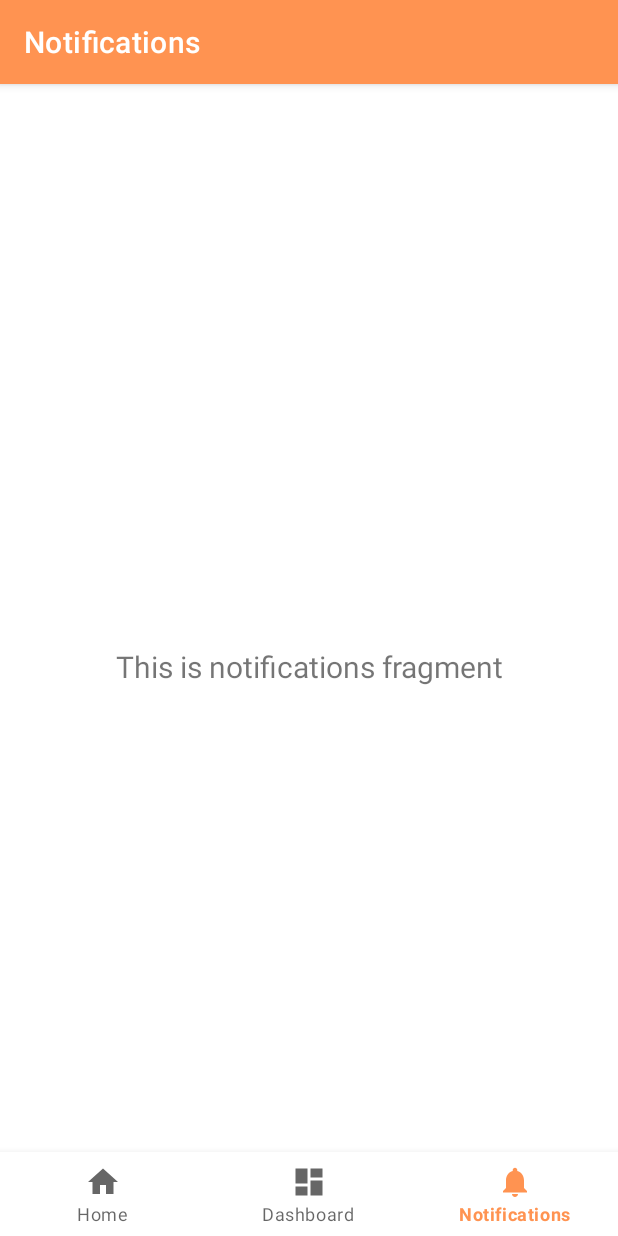
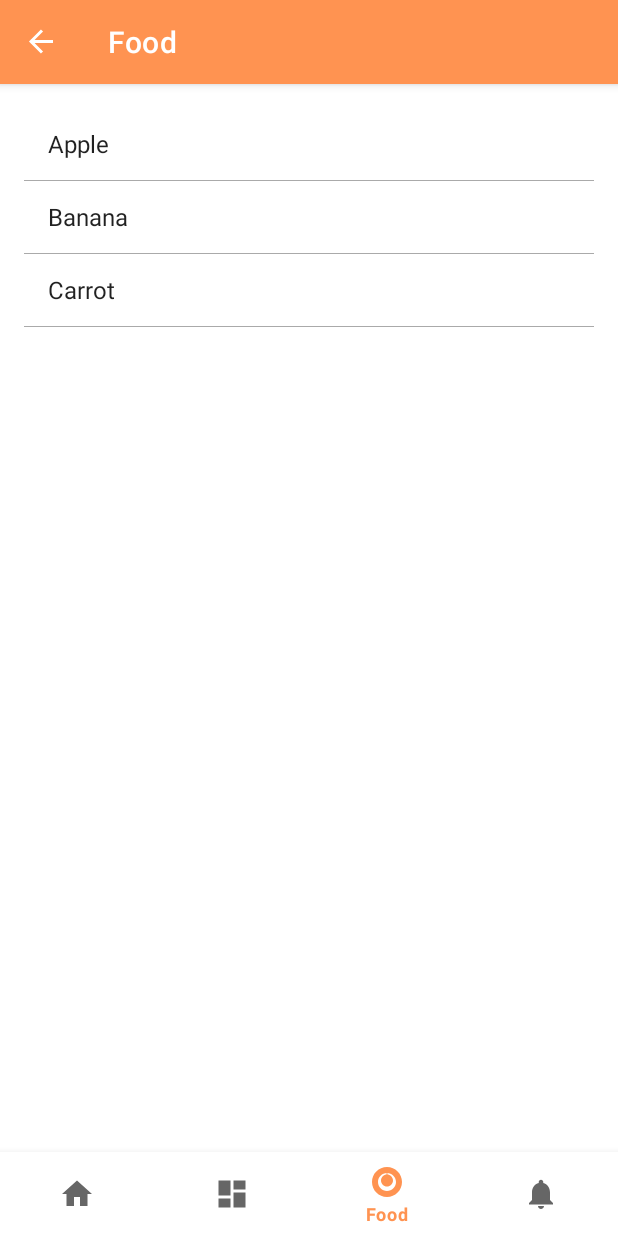
Before and after one commit to oussamaZAAM/Nutrilab-App, an Android app: the screen it shows after launch (MainActivity), item 3 of the bottom bar chosen, on a phone screen of 412 x 824 dp. Run offline under Robolectric (Android 15) with nearby library versions, the phone set to English and light mode, and no system bars; our stand-ins replace navigation-ui.

Commit message:
Add Foods Page v1

```diff
--- a/app/src/main/java/com/example/nutrilab/ui/dashboard/DashboardFragment.java
+++ b/app/src/main/java/com/example/nutrilab/ui/dashboard/DashboardFragment.java
@@ -2,7 +2,6 @@ package com.example.nutrilab.ui.dashboard;
 
 import android.annotation.SuppressLint;
 import android.os.Bundle;
-import android.util.Log;
 import android.view.LayoutInflater;
 import android.view.View;
 import android.view.ViewGroup;
--- /dev/null
+++ b/app/src/main/java/com/example/nutrilab/ui/food/FoodFragment.java
@@ -0,0 +1,113 @@
+package com.example.nutrilab.ui.food;
+
+import android.os.Bundle;
+import android.util.Log;
+import android.view.LayoutInflater;
+import android.view.View;
+import android.view.ViewGroup;
+import android.widget.AdapterView;
+import android.widget.ArrayAdapter;
+import android.widget.Button;
+import android.widget.EditText;
+import android.widget.LinearLayout;
+import android.widget.ListView;
+import android.widget.TextView;
+
+import androidx.annotation.NonNull;
+import androidx.annotation.Nullable;
+import androidx.fragment.app.Fragment;
+
+import com.example.nutrilab.R;
+
+import java.util.ArrayList;
+
+public class FoodFragment extends Fragment {
+    private static final String TAG = "FoodFragment";
+
+    private ListView foodListView;
+    private FoodListAdapter foodListAdapter;
+    private ArrayList<String> foodList;
+
+    private LinearLayout stagingBox;
+    private TextView selectedFoodTextView;
+    private EditText gramsEditText;
+    private Button confirmButton;
+    private Button cancelButton;
+
+    private ListView chosenFoodListView;
+    private ArrayAdapter<String> chosenFoodListAdapter;
+    private ArrayList<String> chosenFoodList;
+
+    @Nullable
+    @Override
+    public View onCreateView(@NonNull LayoutInflater inflater, @Nullable ViewGroup container, @Nullable Bundle savedInstanceState) {
+        View view = inflater.inflate(R.layout.fragment_food, container, false);
+
+        foodListView = view.findViewById(R.id.food_list_view);
+        selectedFoodTextView = view.findViewById(R.id.selected_food_text_view);
+        stagingBox = view.findViewById(R.id.staging_box);
+        gramsEditText = view.findViewById(R.id.grams_edit_text);
+        confirmButton = view.findViewById(R.id.confirm_button);
+        cancelButton = view.findViewById(R.id.cancel_button);
+        chosenFoodListView = view.findViewById(R.id.chosen_food_list_view);
+
+        foodList = new ArrayList<>();
+        foodList.add("Apple");
+        foodList.add("Banana");
+        foodList.add("Carrot");
+        // Add more food items here
+
+        foodListAdapter = new FoodListAdapter(getContext(), android.R.layout.simple_list_item_1, foodList);
+        foodListView.setAdapter(foodListAdapter);
+
+        chosenFoodList = new ArrayList<>();
+        chosenFoodListAdapter = new ArrayAdapter<>(getContext(), android.R.layout.simple_list_item_1, chosenFoodList);
+        chosenFoodListView.setAdapter(chosenFoodListAdapter);
+
+        foodListView.setOnItemClickListener(new AdapterView.OnItemClickListener() {
+            @Override
+            public void onItemClick(AdapterView<?> parent, View view, int position, long id) {
+                String selectedFood = foodList.get(position);
+                stagingBox.setVisibility(View.VISIBLE);
+                selectedFoodTextView.setText(selectedFood);
+                gramsEditText.requestFocus();
+            }
+        });
+
+        confirmButton.setOnClickListener(new View.OnClickListener() {
+            @Override
+            public void onClick(View v) {
+                String food = selectedFoodTextView.getText().toString();
+                String grams = gramsEditText.getText().toString();
+                if (!food.isEmpty() && !grams.isEmpty()) {
+                    chosenFoodList.add(food + " - " + grams + "g");
+                    chosenFoodListAdapter.notifyDataSetChanged();
+                    foodListAdapter.disableFoodItem(food);
+                    gramsEditText.setText("");
+                    stagingBox.setVisibility(View.GONE);
+                }
+            }
+        });
+
+        cancelButton.setOnClickListener(new View.OnClickListener() {
+            @Override
+            public void onClick(View v) {
+                selectedFoodTextView.setText("");
+                gramsEditText.setText("");
+                stagingBox.setVisibility(View.GONE);
+            }
+        });
+
+        chosenFoodListView.setOnItemClickListener(new AdapterView.OnItemClickListener() {
+            @Override
+            public void onItemClick(AdapterView<?> parent, View view, int position, long id) {
+                String foodItem = chosenFoodList.get(position).split(" - ")[0];
+                chosenFoodList.remove(position);
+                chosenFoodListAdapter.notifyDataSetChanged();
+                foodListAdapter.enableFoodItem(foodItem);
+            }
+        });
+
+        return view;
+    }
+}
--- /dev/null
+++ b/app/src/main/java/com/example/nutrilab/ui/food/FoodListAdapter.java
@@ -0,0 +1,69 @@
+package com.example.nutrilab.ui.food;
+
+import android.content.Context;
+import android.graphics.drawable.Drawable;
+import android.view.LayoutInflater;
+import android.view.View;
+import android.view.ViewGroup;
+import android.widget.ArrayAdapter;
+import android.widget.TextView;
+
+import androidx.annotation.NonNull;
+import androidx.annotation.Nullable;
+
+import com.example.nutrilab.R;
+
+import java.util.ArrayList;
+import java.util.HashSet;
+import java.util.Set;
+
+public class FoodListAdapter extends ArrayAdapter<String> {
+
+    private ArrayList<String> foodList;
+    private Set<String> disabledFoodItems;
+
+    public FoodListAdapter(@NonNull Context context, int resource, ArrayList<String> foodList) {
+        super(context, resource, foodList);
+        this.foodList = foodList;
+        this.disabledFoodItems = new HashSet<>();
+    }
+
+    @NonNull
+    @Override
+    public View getView(int position, @Nullable View convertView, @NonNull ViewGroup parent) {
+        String foodItem = getItem(position);
+
+        if (convertView == null) {
+            convertView = LayoutInflater.from(getContext()).inflate(android.R.layout.simple_list_item_1, parent, false);
+        }
+
+        TextView foodNameTextView = convertView.findViewById(android.R.id.text1);
+        foodNameTextView.setText(foodItem);
+
+        if (disabledFoodItems.contains(foodItem)) {
+            convertView.setEnabled(false);
+            convertView.setAlpha(0.5f);
+        } else {
+            convertView.setEnabled(true);
+            convertView.setAlpha(1.0f);
+        }
+
+        return convertView;
+    }
+
+    @Override
+    public boolean isEnabled(int position) {
+        String foodItem = getItem(position);
+        return !disabledFoodItems.contains(foodItem);
+    }
+
+    public void disableFoodItem(String foodItem) {
+        disabledFoodItems.add(foodItem);
+        notifyDataSetChanged();
+    }
+
+    public void enableFoodItem(String foodItem) {
+        disabledFoodItems.remove(foodItem);
+        notifyDataSetChanged();
+    }
+}
--- /dev/null
+++ b/app/src/main/res/drawable/ic_food_black_24dp.xml
@@ -0,0 +1,15 @@
+<vector xmlns:android="http://schemas.android.com/apk/res/android"
+    android:width="24dp"
+    android:height="24dp"
+    android:viewportWidth="24"
+    android:viewportHeight="24">
+
+    <path
+        android:fillColor="#FF000000"
+        android:pathData="M12,2C6.48,2 2,6.48 2,12s4.48,10 10,10 10,-4.48 10,-10S17.52,2 12,2zM12,18c-3.31,0 -6,-2.69 -6,-6s2.69,-6 6,-6 6,2.69 6,6 -2.69,6 -6,6zm0,-11c-2.21,0 -4,1.79 -4,4s1.79,4 4,4 4,-1.79 4,-4 -1.79,-4 -4,-4z" />
+
+    <path
+        android:fillColor="#FFA500"
+        android:pathData="M11.75,6L11.25,14H12.75L12.25,6H11.75Z" />
+
+</vector>
--- /dev/null
+++ b/app/src/main/res/drawable/shadow_background.xml
@@ -0,0 +1,16 @@
+<?xml version="1.0" encoding="utf-8"?>
+<shape
+    xmlns:android="http://schemas.android.com/apk/res/android"
+    android:shape="rectangle"
+    >
+
+    <!-- view border color and width -->
+    <stroke
+        android:width="1dip"
+        android:color="#a4a2a2" >
+    </stroke>
+
+    <corners android:radius="30px">
+
+    </corners>
+</shape>
--- /dev/null
+++ b/app/src/main/res/layout/fragment_food.xml
@@ -0,0 +1,87 @@
+<?xml version="1.0" encoding="utf-8"?>
+<LinearLayout xmlns:android="http://schemas.android.com/apk/res/android"
+    xmlns:app="http://schemas.android.com/apk/res-auto"
+    xmlns:tools="http://schemas.android.com/tools"
+    android:layout_width="match_parent"
+    android:layout_height="match_parent"
+    android:orientation="vertical"
+    android:padding="16dp">
+
+    <ListView
+        android:id="@+id/food_list_view"
+        android:layout_width="match_parent"
+        android:layout_height="0dp"
+        android:layout_weight="1"
+        android:divider="@android:color/darker_gray"
+        android:dividerHeight="0.5dp" />
+
+    <LinearLayout
+        android:id="@+id/staging_box"
+        android:visibility="gone"
+        android:layout_width="match_parent"
+        android:layout_height="wrap_content"
+        android:orientation="vertical"
+        android:background="@drawable/shadow_background"
+        android:paddingTop="8dp">
+
+            <LinearLayout
+                android:layout_width="match_parent"
+                android:layout_height="wrap_content"
+                android:focusable="true"
+                android:focusableInTouchMode="true"
+                android:orientation="horizontal">
+                <TextView
+                    android:id="@+id/selected_food_text_view"
+                    android:layout_width="0dp"
+                    android:layout_height="wrap_content"
+                    android:layout_weight="1"
+                    android:textColor="@color/black"
+                    android:fontFamily="@font/poppinsbold"
+                    android:textAlignment="center"
+                    android:textSize="18sp" />
+
+                <EditText
+                    android:id="@+id/grams_edit_text"
+                    android:layout_width="0dp"
+                    android:layout_height="wrap_content"
+                    android:layout_weight="1"
+                    android:background="@drawable/edittext_border"
+                    android:paddingHorizontal="10dp"
+                    android:paddingVertical="3dp"
+                    android:hint="Grams"
+                    android:inputType="number" />
+            </LinearLayout>
+
+            <LinearLayout
+                android:layout_width="match_parent"
+                android:layout_height="wrap_content"
+                android:orientation="horizontal"
+                android:layout_marginVertical="5dp"
+                android:gravity="center">
+                <Button
+                    android:id="@+id/confirm_button"
+                    android:layout_width="wrap_content"
+                    android:layout_height="wrap_content"
+                    android:layout_marginHorizontal="10dp"
+                    android:text="Confirm" />
+
+                <Button
+                    android:id="@+id/cancel_button"
+                    android:layout_width="wrap_content"
+                    android:layout_height="wrap_content"
+                    android:layout_marginHorizontal="10dp"
+                    android:textColor="@color/main_color"
+                    android:backgroundTint="@color/white"
+                    android:text="Cancel" />
+            </LinearLayout>
+    </LinearLayout>
+
+    <ListView
+        android:id="@+id/chosen_food_list_view"
+        android:layout_width="match_parent"
+        android:layout_height="0dp"
+        android:layout_weight="1"
+        android:divider="@android:color/darker_gray"
+        android:dividerHeight="0.5dp" />
+
+</LinearLayout>
--- a/app/src/main/res/menu/bottom_nav_menu.xml
+++ b/app/src/main/res/menu/bottom_nav_menu.xml
@@ -12,6 +12,11 @@
         android:title="@string/title_dashboard" />
 
     <item
+        android:id="@+id/navigation_food"
+        android:icon="@drawable/ic_food_black_24dp"
+        android:title="@string/title_food" />
+
+    <item
         android:id="@+id/navigation_notifications"
         android:icon="@drawable/ic_notifications_black_24dp"
         android:title="@string/title_notifications" />
--- a/app/src/main/res/navigation/mobile_navigation.xml
+++ b/app/src/main/res/navigation/mobile_navigation.xml
@@ -18,6 +18,12 @@
         tools:layout="@layout/fragment_dashboard" />
 
     <fragment
+        android:id="@+id/navigation_food"
+        android:name="com.example.nutrilab.ui.food.FoodFragment"
+        android:label="@string/title_food"
+        tools:layout="@layout/fragment_food" />
+
+    <fragment
         android:id="@+id/navigation_notifications"
         android:name="com.example.nutrilab.ui.notifications.NotificationsFragment"
         android:label="@string/title_notifications"
--- a/app/src/main/res/values/strings.xml
+++ b/app/src/main/res/values/strings.xml
@@ -2,6 +2,7 @@
     <string name="app_name">Nutrilab</string>
     <string name="title_home">Home</string>
     <string name="title_dashboard">Dashboard</string>
+    <string name="title_food">Food</string>
     <string name="title_notifications">Notifications</string>
     <string-array name="activities">
         <item>Sedentary</item>
```
